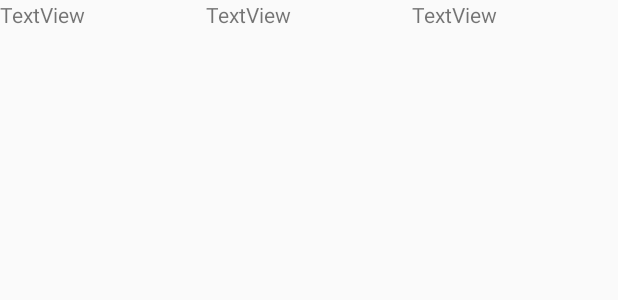
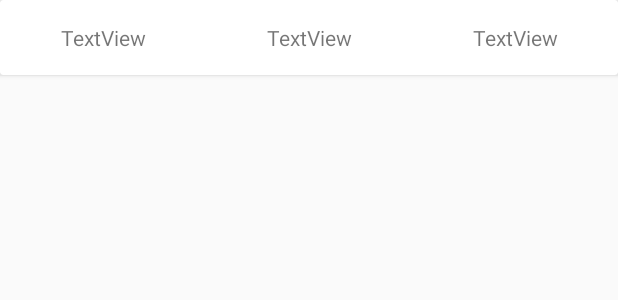
Before and after one commit to chenshuiluke/budget-master, an Android app: the layout item_recycler_view_row.xml on its own in the app's theme, with its tools: preview values and no code run, on a phone screen of 412 x 824 dp. Shown: the top 300 px of the screen. Run offline under Robolectric (Android 15) with nearby library versions, the phone set to English and light mode, and no system bars.

Commit message:
Added CardViews under RecyclerView and added a gridlayout under each cardview. Also, renamed app and updated screenshots

```diff
--- a/app/src/main/AndroidManifest.xml
+++ b/app/src/main/AndroidManifest.xml
@@ -1,6 +1,6 @@
 <?xml version="1.0" encoding="utf-8"?>
 <manifest xmlns:android="http://schemas.android.com/apk/res/android"
-    package="com.lukechenshui.shoppingcart">
+    package="com.lukechenshui.budgetmaster">
 
     <application
         android:name="com.activeandroid.app.Application"
@@ -9,7 +9,7 @@
         android:label="@string/app_name"
         android:supportsRtl="true"
         android:theme="@style/AppTheme">
-        <activity android:name=".MainActivity">
+        <activity android:name="com.lukechenshui.budgetmaster.MainActivity">
             <intent-filter>
                 <action android:name="android.intent.action.MAIN" />
 
--- a/app/src/main/java/com/lukechenshui/shoppingcart/adapters/ItemRecyclerViewAdapter.java
+++ b/app/src/main/java/com/lukechenshui/budgetmaster/adapters/ItemRecyclerViewAdapter.java
@@ -1,4 +1,4 @@
-package com.lukechenshui.shoppingcart.adapters;
+package com.lukechenshui.budgetmaster.adapters;
 
 import android.support.v7.widget.RecyclerView;
 import android.view.LayoutInflater;
@@ -6,8 +6,8 @@ import android.view.View;
 import android.view.ViewGroup;
 import android.widget.TextView;
 
-import com.lukechenshui.shoppingcart.R;
-import com.lukechenshui.shoppingcart.shopping.Item;
+import com.lukechenshui.budgetmaster.R;
+import com.lukechenshui.budgetmaster.shopping.Item;
 
 import java.util.ArrayList;
 import java.util.List;
--- a/app/src/main/java/com/lukechenshui/shoppingcart/shopping/Item.java
+++ b/app/src/main/java/com/lukechenshui/budgetmaster/shopping/Item.java
@@ -1,4 +1,4 @@
-package com.lukechenshui.shoppingcart.shopping;
+package com.lukechenshui.budgetmaster.shopping;
 
 import com.activeandroid.Model;
 import com.activeandroid.annotation.Column;
--- a/app/src/main/java/com/lukechenshui/shoppingcart/utilities/CurrencyUtility.java
+++ b/app/src/main/java/com/lukechenshui/budgetmaster/utilities/CurrencyUtility.java
@@ -1,10 +1,10 @@
-package com.lukechenshui.shoppingcart.utilities;
+package com.lukechenshui.budgetmaster.utilities;
 
 import android.util.Log;
 
 import com.activeandroid.query.Select;
 import com.google.common.collect.HashBiMap;
-import com.lukechenshui.shoppingcart.shopping.Item;
+import com.lukechenshui.budgetmaster.shopping.Item;
 import com.ritaja.xchangerate.api.CurrencyConverter;
 import com.ritaja.xchangerate.api.CurrencyConverterBuilder;
 import com.ritaja.xchangerate.util.Currency;
--- a/app/src/main/res/layout/item_recycler_view_row.xml
+++ b/app/src/main/res/layout/item_recycler_view_row.xml
@@ -1,27 +1,53 @@
 <?xml version="1.0" encoding="utf-8"?>
-<LinearLayout xmlns:android="http://schemas.android.com/apk/res/android"
+<android.support.v7.widget.CardView xmlns:android="http://schemas.android.com/apk/res/android"
     android:layout_width="match_parent"
-    android:layout_height="wrap_content"
-    android:orientation="horizontal">
+    android:layout_height="50dp"
+    android:layout_marginBottom="10dp">
+
+    <GridLayout
+        android:layout_width="match_parent"
+        android:layout_height="match_parent"
+        android:columnCount="3"
+        android:orientation="horizontal"
+        android:rowCount="1">
 
         <TextView
             android:id="@+id/itemName"
             android:layout_width="100dp"
             android:layout_height="wrap_content"
+            android:layout_column="0"
+            android:layout_columnWeight="1"
+            android:layout_gravity="center_vertical"
+            android:layout_row="0"
             android:layout_weight="1"
+            android:gravity="center"
             android:text="TextView" />
 
         <TextView
             android:id="@+id/itemPrice"
             android:layout_width="100dp"
             android:layout_height="wrap_content"
+            android:layout_column="1"
+            android:layout_columnWeight="1"
+            android:layout_gravity="center_vertical"
+            android:layout_row="0"
             android:layout_weight="1"
+            android:gravity="center"
             android:text="TextView" />
 
         <TextView
             android:id="@+id/itemCurrency"
             android:layout_width="100dp"
             android:layout_height="wrap_content"
+            android:layout_column="2"
+            android:layout_columnWeight="1"
+            android:layout_gravity="center_vertical"
+            android:layout_row="0"
             android:layout_weight="1"
+            android:gravity="center"
             android:text="TextView" />
-</LinearLayout>
+
+
+    </GridLayout>
+
+</android.support.v7.widget.CardView>
--- a/app/src/main/res/values/strings.xml
+++ b/app/src/main/res/values/strings.xml
@@ -1,7 +1,10 @@
 <resources>
-    <string name="app_name">Shopping Cart</string>
+    <string name="app_name">Budget Master</string>
     <string name="shared_preferences_name">preferences</string>
     <string name="select_currency_text">Select Currency:</string>
     <string name="add_item_to_cart_text">Add Item to Cart</string>
     <string name="cancel_text">Cancel</string>
+    <string name="item_name">Item name</string>
+    <string name="item_price">Item price</string>
+    <string name="add">Add</string>
 </resources>
```
Also changed, not shown: app/build.gradle (+8 -3 lines), app/src/main/java/com/lukechenshui/budgetmaster/MainActivity.java (renamed from app/src/main/java/com/lukechenshui/shoppingcart/MainActivity.java, +5 -4 lines), app/src/main/res/layout/activity_main.xml (+5 -15 lines), 9 other files. Lines whose indentation alone changed are shown as unchanged.
